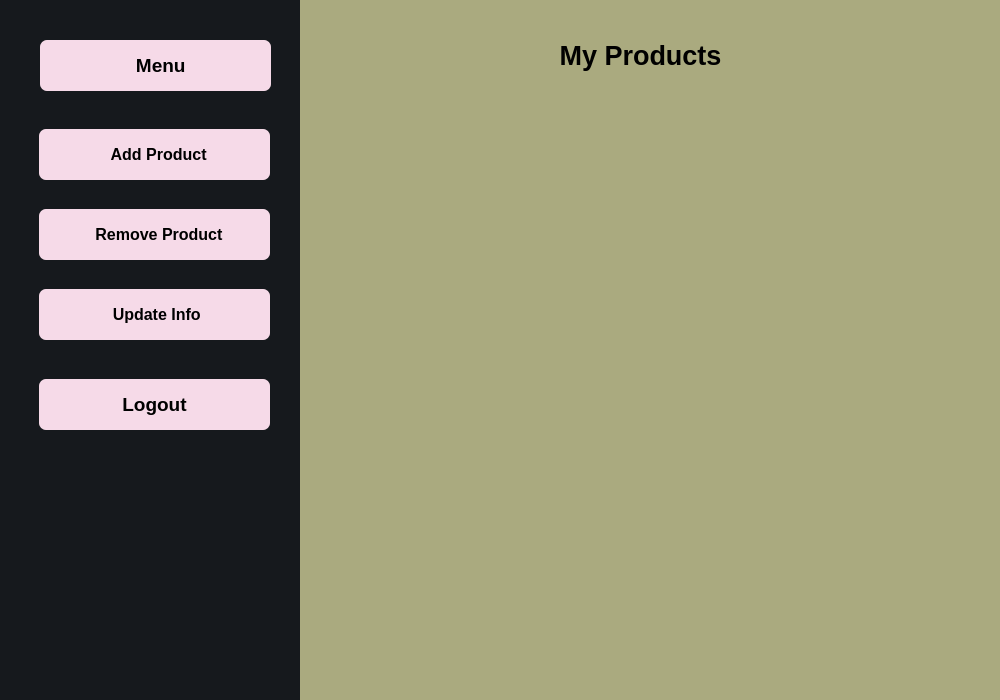
Above: seller.ui from Sazidul0/Ready2Go before the change. Below: the same form after it.
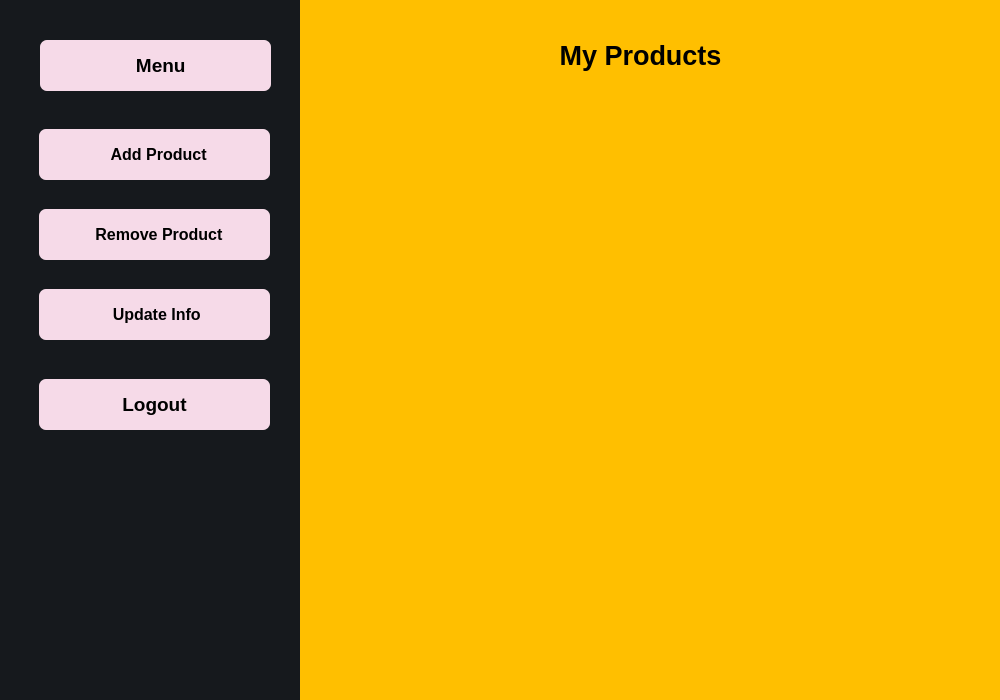
That is the form after the change. Icons and pictures are not drawn.

Commit message: chaged bg color and front size

What changed in the file:
```diff
--- a/seller.ui
+++ b/seller.ui
@@ -381,9 +381,14 @@
        <height>701</height>
       </rect>
      </property>
+     <property name="font">
+      <font>
+       <pointsize>8</pointsize>
+      </font>
+     </property>
      <property name="styleSheet">
-      <string notr="true">
-background-color: rgb(170, 170, 127);</string>
+      <string notr="true">color: rgb(0,0,0);
+background-color: rgb(255, 191, 0);</string>
      </property>
      <widget class="QWidget" name="seller_main_menu">
       <widget class="QLabel" name="seller_menu_heading">
```
The commit also changes 7 other files.
